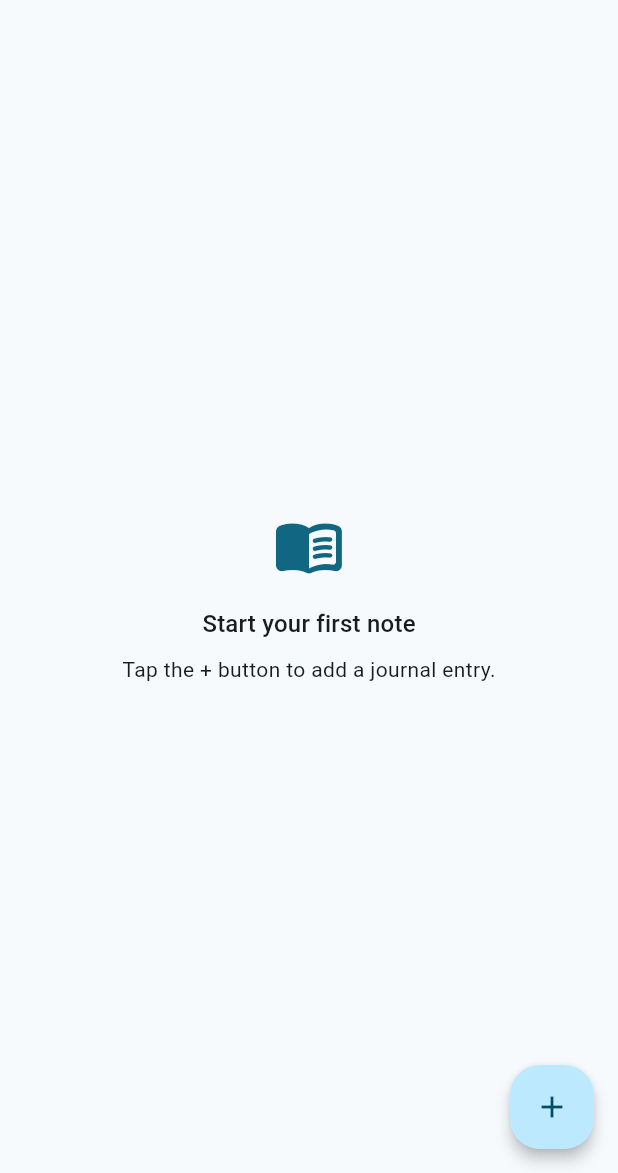
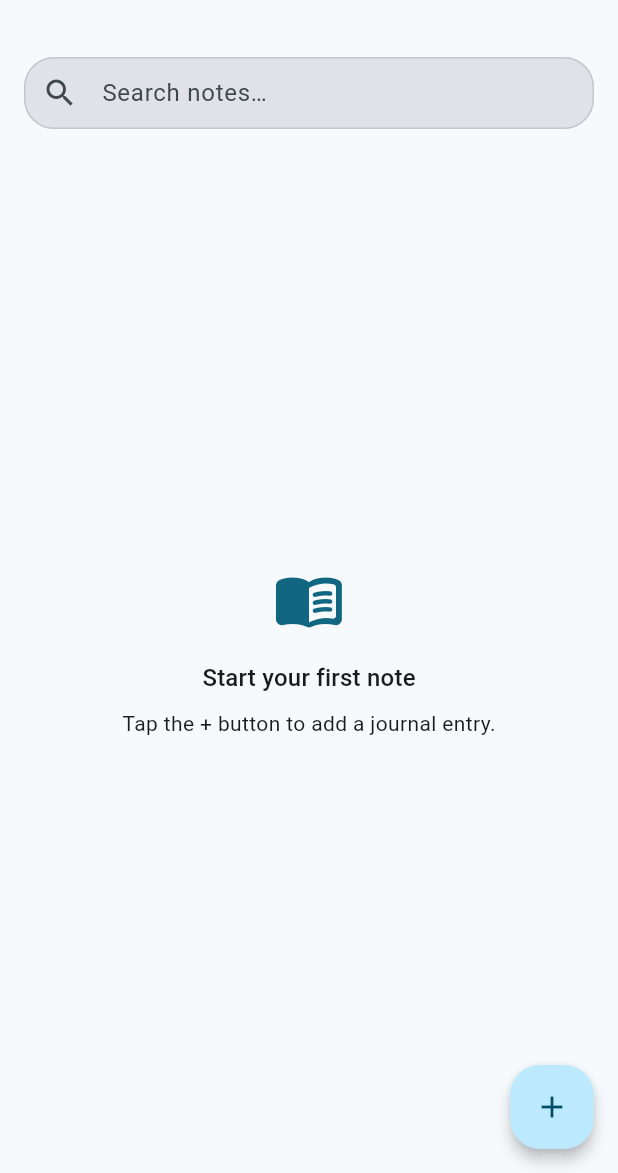
Before and after one commit to Chethana-BL/havenote, a Flutter app: the screen it shows once a user with an empty profile is signed in, on a phone screen of 412 x 824 dp, the part 63-1236 px from its top. Run offline on Flutter 3.47's test engine with Material 3 defaults, Android fonts, the phone set to English and light mode, and no system bars; our stand-ins replace cloud_firestore, equatable, firebase_auth, firebase_core, firebase_storage, flutter_riverpod and 3 more; accounts and stored records are empty; generated files the repository leaves out were written again.

Commit message:
feat(home): Add search feature in home screen
- Add homeFiltersProvider + HomeFiltersController (UI-only search state).
- Add filteredEntriesProvider to combine entries stream with query.
- Implement HomeSearchField in AppBar.bottom with 250 ms debounce and clear button
- restores saved query on rebuild.

```diff
--- a/lib/app/constants/app_sizes.dart
+++ b/lib/app/constants/app_sizes.dart
@@ -1,3 +1,5 @@
+import 'package:flutter/material.dart';
+
 /// Global spacing/radius/icon sizes for the app
 class AppSizes {
   // Padding
@@ -30,6 +32,9 @@ class AppSizes {
   // Button height
   static const double buttonHeight = 48;
 
+  // Search field height
+  static const double searchFieldHeight = kToolbarHeight + space;
+
   // Other
   static const double dividerThickness = 1;
   static const double elevation = 4;
--- a/lib/features/home/presentation/home_screen.dart
+++ b/lib/features/home/presentation/home_screen.dart
@@ -5,8 +5,9 @@ import 'package:havenote/app/constants/app_icons.dart';
 import 'package:havenote/app/constants/app_sizes.dart';
 import 'package:havenote/app/router/routes.dart';
 import 'package:havenote/features/entries/presentation/widgets/entry_card.dart';
-import 'package:havenote/features/entries/state/entries_providers.dart';
 import 'package:havenote/features/home/presentation/widgets/empty_states.dart';
+import 'package:havenote/features/home/presentation/widgets/home_search_field.dart';
+import 'package:havenote/features/home/state/home_filters.dart';
 import 'package:havenote/l10n/app_localizations.dart';
 
 class HomeScreen extends ConsumerWidget {
@@ -15,7 +16,8 @@ class HomeScreen extends ConsumerWidget {
   @override
   Widget build(BuildContext context, WidgetRef ref) {
     final t = S.of(context);
-    final entriesAsync = ref.watch(entriesStreamProvider);
+    final filters = ref.watch(homeFiltersProvider);
+    final entriesAsync = ref.watch(filteredEntriesProvider);
 
     return Scaffold(
       appBar: AppBar(
@@ -26,13 +28,22 @@ class HomeScreen extends ConsumerWidget {
             onPressed: () => context.push(AppRoute.settings()),
           ),
         ],
+        bottom: const PreferredSize(
+          preferredSize: Size.fromHeight(AppSizes.searchFieldHeight),
+          child: Padding(
+            padding: EdgeInsets.symmetric(horizontal: AppSizes.padding),
+            child: HomeSearchField(),
+          ),
+        ),
       ),
       body: entriesAsync.when(
         loading: () => const Center(child: CircularProgressIndicator()),
         error: (e, _) => Center(child: Text('${t.errorGeneric}: $e')),
         data: (entries) {
           if (entries.isEmpty) {
-            return const EmptyHomeState();
+            return filters.query.isEmpty
+                ? const EmptyHomeState()
+                : const EmptySearchState();
           }
           return ListView.separated(
             padding: const EdgeInsets.all(AppSizes.padding),
--- /dev/null
+++ b/lib/features/home/presentation/widgets/home_search_field.dart
@@ -0,0 +1,67 @@
+import 'dart:async';
+import 'package:flutter/material.dart';
+import 'package:flutter_riverpod/flutter_riverpod.dart';
+import 'package:havenote/app/constants/app_icons.dart';
+import 'package:havenote/features/home/state/home_filters.dart';
+import 'package:havenote/l10n/app_localizations.dart';
+
+/// Search field widget for the home screen.
+class HomeSearchField extends ConsumerStatefulWidget {
+  const HomeSearchField({super.key});
+
+  @override
+  ConsumerState<HomeSearchField> createState() => _HomeSearchFieldState();
+}
+
+class _HomeSearchFieldState extends ConsumerState<HomeSearchField> {
+  final _controller = TextEditingController();
+  Timer? _debounce;
+
+  @override
+  void initState() {
+    super.initState();
+    _controller.text = ref.read(homeFiltersProvider).query; // initial value
+    _controller.addListener(() => setState(() {})); // to update suffixIcon
+  }
+
+  @override
+  void dispose() {
+    _debounce?.cancel();
+    _controller.removeListener(() => setState(() {}));
+    _controller.dispose();
+    super.dispose();
+  }
+
+  void _onChanged(String value) {
+    _debounce?.cancel();
+    _debounce = Timer(const Duration(milliseconds: 250), () {
+      ref.read(homeFiltersProvider.notifier).setQuery(value);
+    });
+  }
+
+  @override
+  Widget build(BuildContext context) {
+    final t = S.of(context);
+    final hasText = _controller.text.isNotEmpty;
+
+    return TextField(
+      controller: _controller,
+      onChanged: _onChanged,
+      decoration: InputDecoration(
+        prefixIcon: const Icon(AppIcons.search),
+        hintText: t.hintSearch,
+        suffixIcon:
+            hasText
+                ? IconButton(
+                  tooltip: t.actionClear,
+                  icon: const Icon(Icons.clear),
+                  onPressed: () {
+                    _controller.clear();
+                    _onChanged('');
+                  },
+                )
+                : null,
+      ),
+    );
+  }
+}
--- /dev/null
+++ b/lib/features/home/state/home_filters.dart
@@ -0,0 +1,47 @@
+import 'package:flutter_riverpod/flutter_riverpod.dart';
+import 'package:havenote/domain/entries/models/entry.dart';
+import 'package:havenote/features/entries/state/entries_providers.dart';
+
+/// UI-only state for the Home screen (search).
+class HomeFiltersState {
+  const HomeFiltersState({this.query = ''});
+
+  final String query;
+
+  HomeFiltersState copyWith({String? query}) {
+    return HomeFiltersState(query: query ?? this.query);
+  }
+}
+
+/// StateNotifier to manage [HomeFiltersState].
+class HomeFiltersController extends StateNotifier<HomeFiltersState> {
+  HomeFiltersController() : super(const HomeFiltersState());
+
+  void setQuery(String value) =>
+      state = state.copyWith(query: value.trim().toLowerCase());
+}
+
+/// Provider for [HomeFiltersController] and its state.
+final homeFiltersProvider =
+    StateNotifierProvider<HomeFiltersController, HomeFiltersState>(
+      (ref) => HomeFiltersController(),
+    );
+
+/// Combines entries stream with UI filters into a single AsyncValue.
+final filteredEntriesProvider = Provider.autoDispose<AsyncValue<List<Entry>>>((
+  ref,
+) {
+  final filters = ref.watch(homeFiltersProvider);
+  final entriesAsync = ref.watch(entriesStreamProvider);
+
+  return entriesAsync.whenData((entries) {
+    final q = filters.query;
+    if (q.isEmpty) return entries;
+
+    // Simple search: title or body contains the query (case insensitive).
+    // TODO(owner): improve with tags, mood, date, etc.
+    return entries
+        .where((e) => ('${e.title}\n${e.body}').toLowerCase().contains(q))
+        .toList(growable: false);
+  });
+});
--- a/lib/l10n/app_de.arb
+++ b/lib/l10n/app_de.arb
@@ -10,6 +10,7 @@
   "actionCancel": "Abbrechen",
   "actionDelete": "Löschen",
   "actionConfirm": "Bestätigen",
+  "actionClear": "Leeren",
   "actionShow": "Anzeigen",
   "actionHide": "Ausblenden",
   "labelEmail": "E-Mail",
@@ -85,5 +86,8 @@
   "labelImages": "Bilder",
   "labelImagesSaved": "Gespeicherte Bilder",
   "labelImagesNew": "Neue Bilder",
-  "snackImageRemoved": "Bild entfernt"
+  "snackImageRemoved": "Bild entfernt",
+  "emptySearchTitle": "Keine passenden Notizen",
+  "emptySearchBody": "Versuchen Sie ein anderes Stichwort.",
+  "hintSearch": "Notizen durchsuchen…"
 }
--- a/lib/l10n/app_en.arb
+++ b/lib/l10n/app_en.arb
@@ -10,6 +10,7 @@
   "actionCancel": "Cancel",
   "actionDelete": "Delete",
   "actionConfirm": "Confirm",
+  "actionClear": "Clear",
   "actionShow": "Show",
   "actionHide": "Hide",
   "labelEmail": "Email",
@@ -85,5 +86,8 @@
   "labelImages": "Images",
   "labelImagesSaved" : "Saved images",
   "labelImagesNew" : "New images",
-  "snackImageRemoved" : "Image Removed"
+  "snackImageRemoved" : "Image Removed",
+  "emptySearchTitle": "No matching notes",
+  "emptySearchBody": "Try a different keyword.",
+  "hintSearch": "Search notes…"
 }
```
Also changed, not shown: lib/features/home/presentation/widgets/empty_states.dart (+36 -0 lines).
